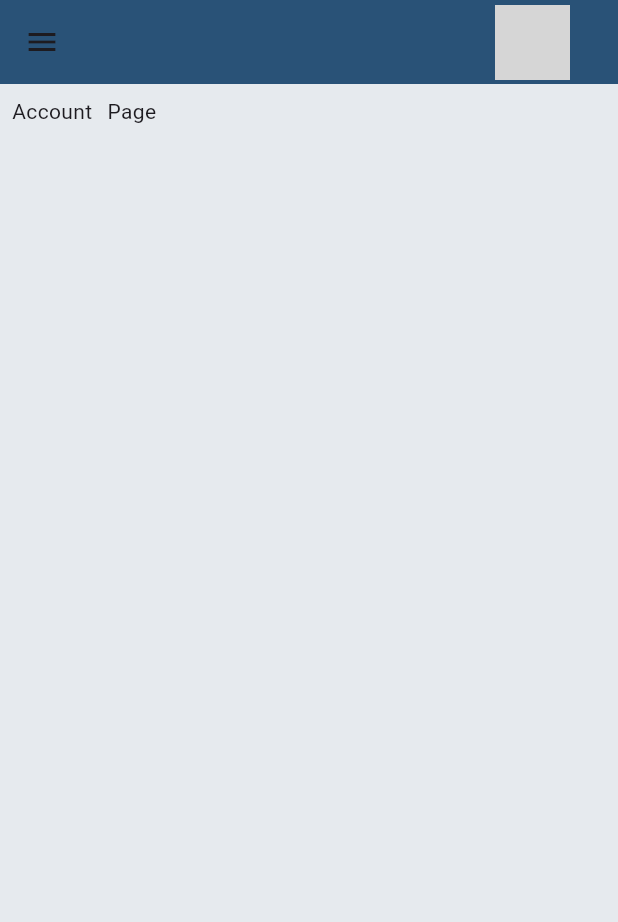
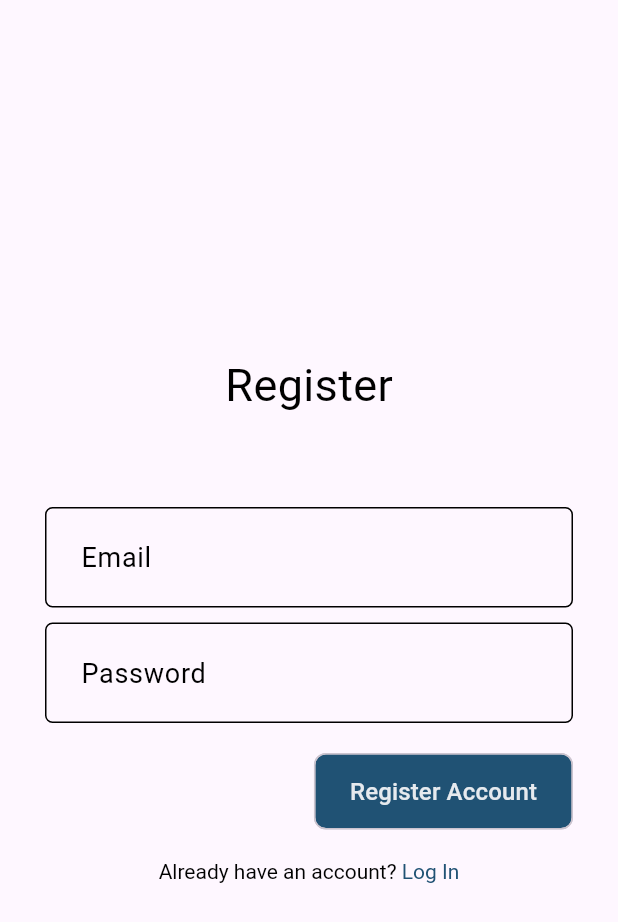
Before and after one commit to MitchWoodin/open_budgie, a Flutter app: the screen it shows after launch, on a phone screen of 412 x 824 dp. Shown: the top 922 px of the screen. Run offline on Flutter 3.47's test engine with Material 2 defaults, Android fonts, the phone set to English and light mode, and no system bars; our stand-ins replace flutter_riverpod; grey boxes are pictures that could not be loaded.

Commit message:
adds login/register views

```diff
--- /dev/null
+++ b/lib/core/widgets/main_util_button.dart
@@ -0,0 +1,33 @@
+import 'package:flutter/material.dart';
+
+import '../theme/palette.dart';
+
+class MainUtilityButton extends StatelessWidget {
+  final String label;
+  final VoidCallback onTap;
+  final Color backgroundColor;
+  final Color textColor;
+
+  const MainUtilityButton({
+    Key? key,
+    required this.label,
+    required this.onTap,
+    this.backgroundColor = Palette.primary,
+    this.textColor = Palette.background,
+  }) : super(key: key);
+
+  @override
+  Widget build(BuildContext context) {
+    return InkWell(
+      onTap: onTap,
+      child: Chip(
+        label: Text(
+          label,
+          style: TextStyle(color: textColor, fontSize: 16),
+        ),
+        backgroundColor: backgroundColor,
+        labelPadding: const EdgeInsets.symmetric(horizontal: 15, vertical: 5),
+      ),
+    );
+  }
+}
--- /dev/null
+++ b/lib/features/auth/views/register_view.dart
@@ -0,0 +1,105 @@
+import 'package:flutter/gestures.dart';
+import 'package:flutter/material.dart';
+import 'package:flutter_riverpod/flutter_riverpod.dart';
+
+import '../../../core/constants/core_constants.dart';
+import '../../../core/theme/core_theme.dart';
+import '../../../core/widgets/main_util_button.dart';
+import '../widgets/auth_field.dart';
+import 'login_view.dart';
+
+class RegisterView extends ConsumerStatefulWidget {
+  static route() => MaterialPageRoute(
+    builder: (context) => const RegisterView(),
+  );
+
+  const RegisterView({Key? key}) : super(key: key);
+
+  @override
+  ConsumerState<RegisterView> createState() => _RegisterViewState();
+}
+
+class _RegisterViewState extends ConsumerState<RegisterView> {
+  final appbar = UIConstants.appBar();
+  final emailController = TextEditingController();
+  final passwordController = TextEditingController();
+
+  @override
+  void dispose() {
+    super.dispose();
+    emailController.dispose();
+    passwordController.dispose();
+  }
+
+  // void onRegister() {
+  //   ref.read(authControllerProvider.notifier).register(
+  //     email: emailController.text,
+  //     password: passwordController.text,
+  //     context: context,
+  //   );
+  // }
+
+  @override
+  Widget build(BuildContext context) {
+    return Scaffold(
+      body: Center(
+        child: Container(
+          constraints: const BoxConstraints(maxWidth: 600),
+          child: SingleChildScrollView(
+            child: Padding(
+              padding: const EdgeInsets.symmetric(horizontal: 30),
+              child: Column(
+                children: [
+                  const Text(
+                    "Register",
+                    style: TextStyle(color: Palette.text, fontSize: 30),
+                  ),
+                  const SizedBox(height: 60),
+                  AuthField(
+                    controller: emailController,
+                    hintText: "Email",
+                  ),
+                  const SizedBox(height: 10),
+                  AuthField(
+                    controller: passwordController,
+                    hintText: "Password",
+                  ),
+                  const SizedBox(height: 20),
+                  Align(
+                    alignment: Alignment.topRight,
+                    child: MainUtilityButton(
+                      label: "Register Account",
+                      onTap: () {},
+                    ),
+                  ),
+                  const SizedBox(height: 20),
+                  RichText(
+                    text: TextSpan(
+                      text: "Already have an account? ",
+                      style: const TextStyle(color: Palette.text),
+                      children: [
+                        TextSpan(
+                          text: "Log In",
+                          style: const TextStyle(
+                            color: Palette.primary,
+                          ),
+                          recognizer: TapGestureRecognizer()
+                            ..onTap = () {
+                              Navigator.push(
+                                context,
+                                LoginView.route(),
+                              );
+                            },
+                        ),
+                      ],
+                    ),
+                  )
+                ],
+              ),
+            ),
+          ),
+        ),
+      ),
+    );
+  }
+}
--- /dev/null
+++ b/lib/features/auth/widgets/auth_field.dart
@@ -0,0 +1,43 @@
+import 'package:flutter/material.dart';
+
+import '../../../core/theme/palette.dart';
+
+class AuthField extends StatelessWidget {
+  final TextEditingController controller;
+  final String hintText;
+
+  const AuthField({
+    Key? key,
+    required this.controller,
+    required this.hintText,
+  }) : super(key: key);
+
+  @override
+  Widget build(BuildContext context) {
+    return TextFormField(
+      style: const TextStyle(color: Palette.text),
+      controller: controller,
+      decoration: InputDecoration(
+          focusedBorder: OutlineInputBorder(
+            borderRadius: BorderRadius.circular(5),
+            borderSide: const BorderSide(
+              color: Palette.primary,
+              width: 3,
+            ),
+          ),
+          enabledBorder: OutlineInputBorder(
+            borderRadius: BorderRadius.circular(5),
+            borderSide: const BorderSide(
+              color: Palette.text,
+            ),
+          ),
+          contentPadding: const EdgeInsets.all(20),
+          hintText: hintText,
+          hintStyle: const TextStyle(
+            color: Palette.text,
+            fontSize: 18,
+          )
+      ),
+    );
+  }
+}
--- a/lib/main.dart
+++ b/lib/main.dart
@@ -1,4 +1,5 @@
 import 'package:budgie_finance/features/accounts/views/account_page.dart';
+import 'package:budgie_finance/features/auth/views/register_view.dart';
 import 'package:flutter/material.dart';
 
 void main() {
@@ -16,7 +17,7 @@ class MyApp extends StatelessWidget {
         colorScheme: ColorScheme.fromSeed(seedColor: Colors.deepPurple),
         useMaterial3: true,
       ),
-      home: const AccountView(),
+      home: const RegisterView(),
     );
   }
 }
```
Also changed, not shown: lib/features/auth/views/login_view.dart (added, +96 -0 lines), lib/api/auth_api.dart (added).
